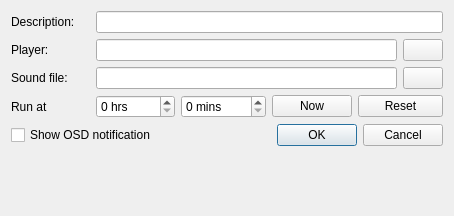
First picture: the form in src/timerdialog.ui, repository loimu/zeit, before the edit.
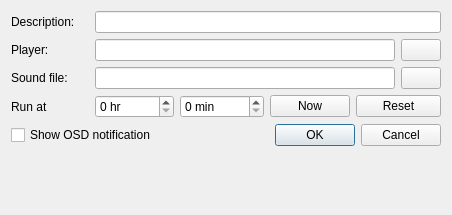
Second picture: the form after the edit.

```diff
--- a/src/timerdialog.ui
+++ b/src/timerdialog.ui
@@ -6,8 +6,8 @@
    <rect>
     <x>0</x>
     <y>0</y>
-    <width>454</width>
-    <height>216</height>
+    <width>452</width>
+    <height>215</height>
    </rect>
   </property>
   <property name="windowTitle">
@@ -80,7 +80,7 @@
    <item row="3" column="2" colspan="2">
     <widget class="QSpinBox" name="spinBoxHours">
      <property name="suffix">
-      <string> hrs</string>
+      <string> hr</string>
      </property>
      <property name="prefix">
       <string/>
@@ -93,7 +93,7 @@
    <item row="3" column="4" colspan="2">
     <widget class="QSpinBox" name="spinBoxMinutes">
      <property name="suffix">
-      <string> mins</string>
+      <string> min</string>
      </property>
      <property name="prefix">
       <string/>
```
